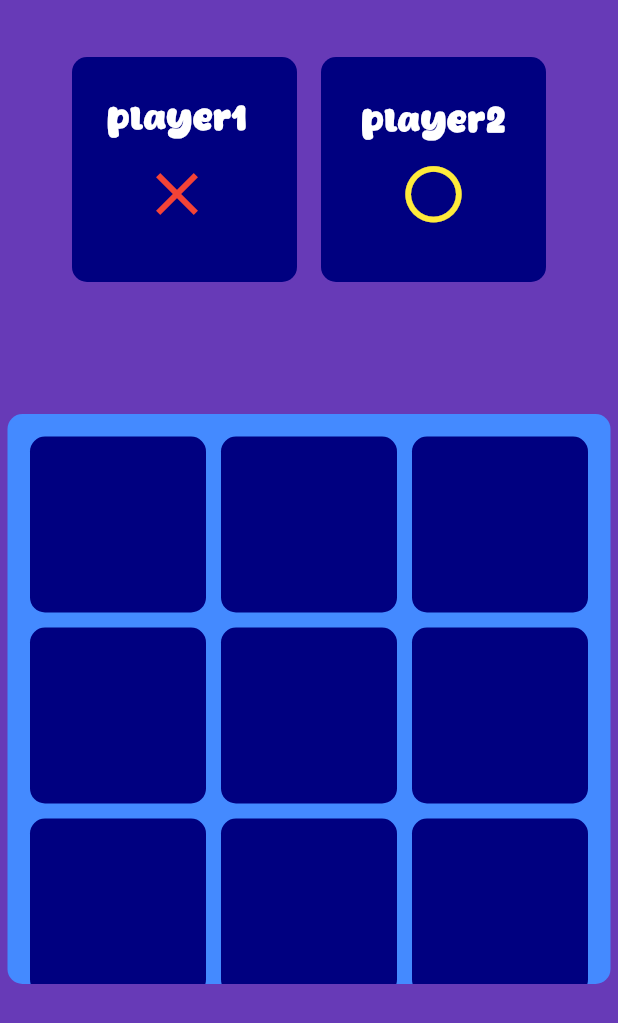
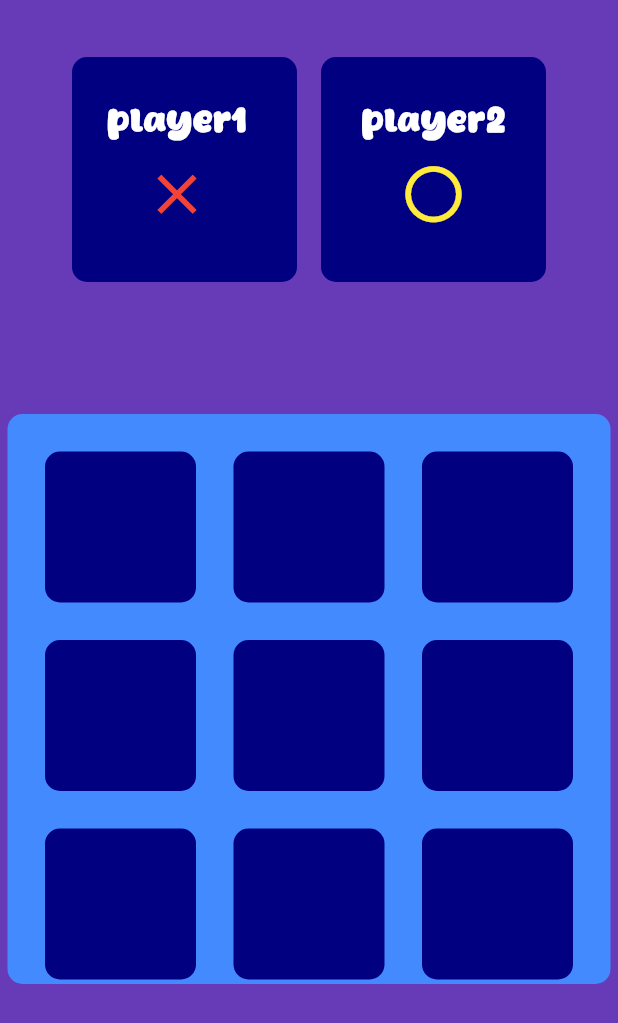
Before and after one commit to sarwataijaz/tictactoe, a Flutter app: the GameLogic screen opened directly, on a phone screen of 412 x 824 dp. Shown: the top 1023 px of the screen. Run offline on Flutter 3.47's test engine with Material 3 defaults, Android fonts, the phone set to English and light mode, and no system bars; our stand-ins replace animated_splash_screen, lottie, page_transition.

Commit message:
player logic

```diff
--- a/lib/game.dart
+++ b/lib/game.dart
@@ -16,6 +16,26 @@ class _GameLogicState extends State<GameLogic> {
   late String currentPlayer;
   late String player1;
   late String player2;
+
+  bool isTap1 = false;
+  bool isTap2 = false;
+  bool isTap3 = false;
+  bool isTap4 = false;
+  bool isTap5 = false;
+  bool isTap6 = false;
+  bool isTap7 = false;
+  bool isTap8 = false;
+  bool isTap9 = false;
+
+  static bool state1 = true;
+  static bool state2 = true;
+  static bool state3 = true;
+  static bool state4 = true;
+  static bool state5 = true;
+  static bool state6 = true;
+  static bool state7 = true;
+  static bool state8 = true;
+  static bool state9 = true;
 
   @override
   void initState() {
@@ -57,7 +77,7 @@ class _GameLogicState extends State<GameLogic> {
                                 color: Colors.white)),
                         Padding(
                           padding: const EdgeInsets.all(8.0),
-                          child: Icon(Icons.close, color: Colors.red, size: 48),
+                          child: Icon(Icons.close, color: Colors.red, size: 45),
                         )
                       ],
                     ),
@@ -102,57 +122,20 @@ class _GameLogicState extends State<GameLogic> {
               ),
               child: GridView.count(
                   crossAxisCount: 3,
-                crossAxisSpacing: 10,
-                mainAxisSpacing: 10,
+                  crossAxisSpacing: 5,
+                  mainAxisSpacing: 5,
                   padding: EdgeInsets.all(15.0),
                   children: [
-                  Container(
-                    decoration: BoxDecoration(
-                        borderRadius: BorderRadius.circular(10),
-                        color: Color(0xFF000080)),
-
-                  ),
-                  Container(
-                    decoration: BoxDecoration(
-                        borderRadius: BorderRadius.circular(10),
-                        color: Color(0xFF000080)),
-                  ),
-                  Container(
-                    decoration: BoxDecoration(
-                        borderRadius: BorderRadius.circular(10),
-                        color: Color(0xFF000080)),
-                  ),
-                  Container(
-                    decoration: BoxDecoration(
-                        borderRadius: BorderRadius.circular(10),
-                        color: Color(0xFF000080)),
-                  ),
-                  Container(
-                    decoration: BoxDecoration(
-                        borderRadius: BorderRadius.circular(10),
-                        color: Color(0xFF000080)),
-                  ),
-                  Container(
-                    decoration: BoxDecoration(
-                        borderRadius: BorderRadius.circular(10),
-                        color: Color(0xFF000080)),
-                  ),
-                  Container(
-                    decoration: BoxDecoration(
-                        borderRadius: BorderRadius.circular(10),
-                        color: Color(0xFF000080)),
-                  ),
-                  Container(
-                    decoration: BoxDecoration(
-                        borderRadius: BorderRadius.circular(10),
-                        color: Color(0xFF000080)),
-                  ),
-                  Container(
-                    decoration: BoxDecoration(
-                        borderRadius: BorderRadius.circular(10),
-                        color: Color(0xFF000080)),
-                  ),
-                ],
+                    buildInkWellWidget(isTap1, state1, 1, currentPlayer),
+                    buildInkWellWidget(isTap2, state2, 2, currentPlayer),
+                    buildInkWellWidget(isTap3, state3, 3, currentPlayer),
+                    buildInkWellWidget(isTap4, state4, 4, currentPlayer),
+                    buildInkWellWidget(isTap5, state5, 5, currentPlayer),
+                    buildInkWellWidget(isTap6, state6, 6, currentPlayer),
+                    buildInkWellWidget(isTap7, state7, 7, currentPlayer),
+                    buildInkWellWidget(isTap8, state8, 8, currentPlayer),
+                    buildInkWellWidget(isTap9, state9, 9, currentPlayer),
+                  ]
               ),
             ),
           )
@@ -160,4 +143,80 @@ class _GameLogicState extends State<GameLogic> {
       ),
     );
   }
+
+  //  you are passing a reference to the actual isTap1 variable in memory, not a copy of its value. Therefore, any changes made to isTap1 within that method or widget will reflect the changes to the original isTap1 variable.
+  Widget buildInkWellWidget(bool isTap, bool state, int index, String player) {
+
+
+    return InkWell(
+      child: AnimatedContainer(
+        margin: EdgeInsets.all(10),
+        decoration: BoxDecoration(
+          borderRadius: BorderRadius.circular(10),
+          color: Color(0xFF000080),
+        ),
+        duration: Duration(milliseconds: 100),
+        curve: Curves.easeInOut,
+        child: AnimatedSwitcher(
+          duration: Duration(milliseconds: 300),
+          transitionBuilder: (Widget child, Animation<double> animation) {
+            return ScaleTransition(child: child, scale: animation);
+          },
+          child: Icon(
+            key: ValueKey<bool>(isTap),
+            (player == player1) ? Icons.close : Icons.circle_outlined,
+            color: isTap ? ((player == player1) ? Colors.red : Colors.yellow) : Color(0xFF000080),
+            size: 70,
+          ),
+        ),
+      ),
+      onTap: () {
+        print("onTap triggered for widget $index, state=$state, isTap=$isTap");
+        if (state) {
+          print("Widget $index Pressed!");
+          setState(() {
+            switch (index) {
+              case 1:
+                isTap1 = !isTap1;
+                state1 = false;
+                break;
+              case 2:
+                isTap2 = !isTap2;
+                state2 = false;
+                break;
+              case 3:
+                isTap3 = !isTap3;
+                state3 = false;
+                break;
+              case 4:
+                isTap4 = !isTap4;
+                state4 = false;
+                break;
+              case 5:
+                isTap5 = !isTap5;
+                state5 = false;
+                break;
+              case 6:
+                isTap6 = !isTap6;
+                state6 = false;
+                break;
+              case 7:
+                isTap7 = !isTap7;
+                state7 = false;
+                break;
+              case 8:
+                isTap8 = !isTap8;
+                state8 = false;
+                break;
+              case 9:
+                isTap9 = !isTap9;
+                state9 = false;
+                break;
             }
+          });
+        }
+      },
+    );
+
+  }
+}
```
Lines whose indentation alone changed are shown as unchanged.
